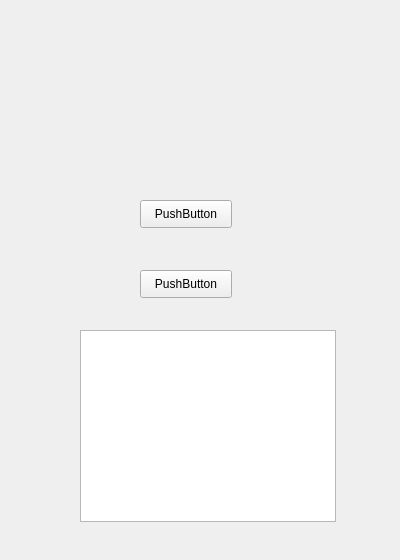
Qt form qqfriendwindow.ui (ExTNT/JLU_CppProject) before a commit.
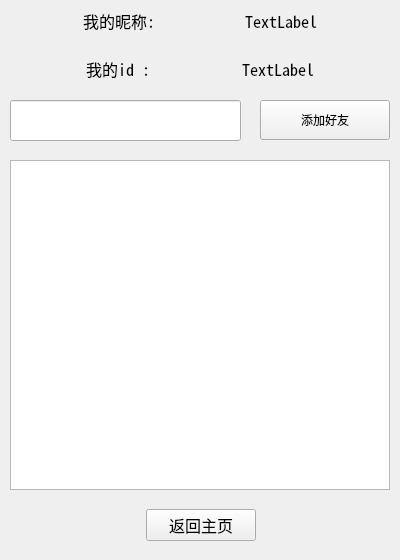
The same form after that commit.

```diff
--- a/qqfriendwindow.ui
+++ b/qqfriendwindow.ui
@@ -25,43 +25,268 @@
   <property name="windowTitle">
    <string>Form</string>
   </property>
-  <widget class="QPushButton" name="pushButton">
+  <widget class="QWidget" name="widget" native="true">
    <property name="geometry">
     <rect>
-     <x>140</x>
-     <y>200</y>
-     <width>92</width>
-     <height>28</height>
+     <x>0</x>
+     <y>0</y>
+     <width>400</width>
+     <height>90</height>
     </rect>
    </property>
-   <property name="text">
-    <string>PushButton</string>
+   <property name="minimumSize">
+    <size>
+     <width>400</width>
+     <height>90</height>
+    </size>
    </property>
-  </widget>
-  <widget class="QPushButton" name="pushButton_2">
-   <property name="geometry">
-    <rect>
-     <x>140</x>
-     <y>270</y>
-     <width>92</width>
-     <height>28</height>
-    </rect>
+   <property name="maximumSize">
+    <size>
+     <width>400</width>
+     <height>90</height>
+    </size>
    </property>
-   <property name="text">
-    <string>PushButton</string>
-   </property>
+   <layout class="QVBoxLayout" name="verticalLayout">
+    <item>
+     <layout class="QHBoxLayout" name="horizontalLayout">
+      <item>
+       <spacer name="horizontalSpacer_6">
+        <property name="orientation">
+         <enum>Qt::Horizontal</enum>
+        </property>
+        <property name="sizeHint" stdset="0">
+         <size>
+          <width>40</width>
+          <height>20</height>
+         </size>
+        </property>
+       </spacer>
+      </item>
+      <item>
+       <widget class="QLabel" name="label">
+        <property name="font">
+         <font>
+          <family>Noto Sans Mono CJK SC</family>
+          <pointsize>12</pointsize>
+         </font>
+        </property>
+        <property name="text">
+         <string>我的昵称:</string>
+        </property>
+       </widget>
+      </item>
+      <item>
+       <spacer name="horizontalSpacer">
+        <property name="orientation">
+         <enum>Qt::Horizontal</enum>
+        </property>
+        <property name="sizeHint" stdset="0">
+         <size>
+          <width>40</width>
+          <height>20</height>
+         </size>
+        </property>
+       </spacer>
+      </item>
+      <item>
+       <widget class="QLabel" name="nameLab">
+        <property name="font">
+         <font>
+          <family>Noto Sans Mono CJK SC</family>
+          <pointsize>12</pointsize>
+         </font>
+        </property>
+        <property name="text">
+         <string>TextLabel</string>
+        </property>
+       </widget>
+      </item>
+      <item>
+       <spacer name="horizontalSpacer_2">
+        <property name="orientation">
+         <enum>Qt::Horizontal</enum>
+        </property>
+        <property name="sizeHint" stdset="0">
+         <size>
+          <width>40</width>
+          <height>20</height>
+         </size>
+        </property>
+       </spacer>
+      </item>
+     </layout>
+    </item>
+    <item>
+     <layout class="QHBoxLayout" name="horizontalLayout_2">
+      <item>
+       <spacer name="horizontalSpacer_5">
+        <property name="orientation">
+         <enum>Qt::Horizontal</enum>
+        </property>
+        <property name="sizeHint" stdset="0">
+         <size>
+          <width>40</width>
+          <height>20</height>
+         </size>
+        </property>
+       </spacer>
+      </item>
+      <item>
+       <widget class="QLabel" name="label_2">
+        <property name="font">
+         <font>
+          <family>Noto Sans Mono CJK SC</family>
+          <pointsize>12</pointsize>
+         </font>
+        </property>
+        <property name="text">
+         <string>我的id :</string>
+        </property>
+       </widget>
+      </item>
+      <item>
+       <spacer name="horizontalSpacer_3">
+        <property name="orientation">
+         <enum>Qt::Horizontal</enum>
+        </property>
+        <property name="sizeHint" stdset="0">
+         <size>
+          <width>40</width>
+          <height>20</height>
+         </size>
+        </property>
+       </spacer>
+      </item>
+      <item>
+       <widget class="QLabel" name="idLab">
+        <property name="font">
+         <font>
+          <family>Noto Sans Mono CJK SC</family>
+          <pointsize>12</pointsize>
+         </font>
+        </property>
+        <property name="text">
+         <string>TextLabel</string>
+        </property>
+       </widget>
+      </item>
+      <item>
+       <spacer name="horizontalSpacer_4">
+        <property name="orientation">
+         <enum>Qt::Horizontal</enum>
+        </property>
+        <property name="sizeHint" stdset="0">
+         <size>
+          <width>40</width>
+          <height>20</height>
+         </size>
+        </property>
+       </spacer>
+      </item>
+     </layout>
+    </item>
+   </layout>
   </widget>
   <widget class="QListWidget" name="listWidget">
    <property name="geometry">
     <rect>
-     <x>80</x>
-     <y>330</y>
-     <width>256</width>
-     <height>192</height>
+     <x>10</x>
+     <y>160</y>
+     <width>380</width>
+     <height>330</height>
     </rect>
    </property>
-   <property name="selectionMode">
-    <enum>QAbstractItemView::NoSelection</enum>
+   <property name="minimumSize">
+    <size>
+     <width>380</width>
+     <height>330</height>
+    </size>
+   </property>
+   <property name="maximumSize">
+    <size>
+     <width>380</width>
+     <height>330</height>
+    </size>
+   </property>
+  </widget>
+  <widget class="QWidget" name="layoutWidget">
+   <property name="geometry">
+    <rect>
+     <x>10</x>
+     <y>500</y>
+     <width>381</width>
+     <height>51</height>
+    </rect>
+   </property>
+   <layout class="QHBoxLayout" name="horizontalLayout_3">
+    <item>
+     <spacer name="horizontalSpacer_7">
+      <property name="orientation">
+       <enum>Qt::Horizontal</enum>
+      </property>
+      <property name="sizeHint" stdset="0">
+       <size>
+        <width>40</width>
+        <height>20</height>
+       </size>
+      </property>
+     </spacer>
+    </item>
+    <item>
+     <widget class="QPushButton" name="exitBtm">
+      <property name="minimumSize">
+       <size>
+        <width>110</width>
+        <height>30</height>
+       </size>
+      </property>
+      <property name="font">
+       <font>
+        <family>Noto Sans Mono CJK SC</family>
+        <pointsize>12</pointsize>
+       </font>
+      </property>
+      <property name="text">
+       <string>返回主页</string>
+      </property>
+     </widget>
+    </item>
+    <item>
+     <spacer name="horizontalSpacer_8">
+      <property name="orientation">
+       <enum>Qt::Horizontal</enum>
+      </property>
+      <property name="sizeHint" stdset="0">
+       <size>
+        <width>40</width>
+        <height>20</height>
+       </size>
+      </property>
+     </spacer>
+    </item>
+   </layout>
+  </widget>
+  <widget class="QLineEdit" name="idLdt">
+   <property name="geometry">
+    <rect>
+     <x>10</x>
+     <y>100</y>
+     <width>231</width>
+     <height>41</height>
+    </rect>
+   </property>
+  </widget>
+  <widget class="QPushButton" name="addBtm">
+   <property name="geometry">
+    <rect>
+     <x>260</x>
+     <y>100</y>
+     <width>130</width>
+     <height>40</height>
+    </rect>
+   </property>
+   <property name="text">
+    <string>添加好友</string>
    </property>
   </widget>
  </widget>
```
